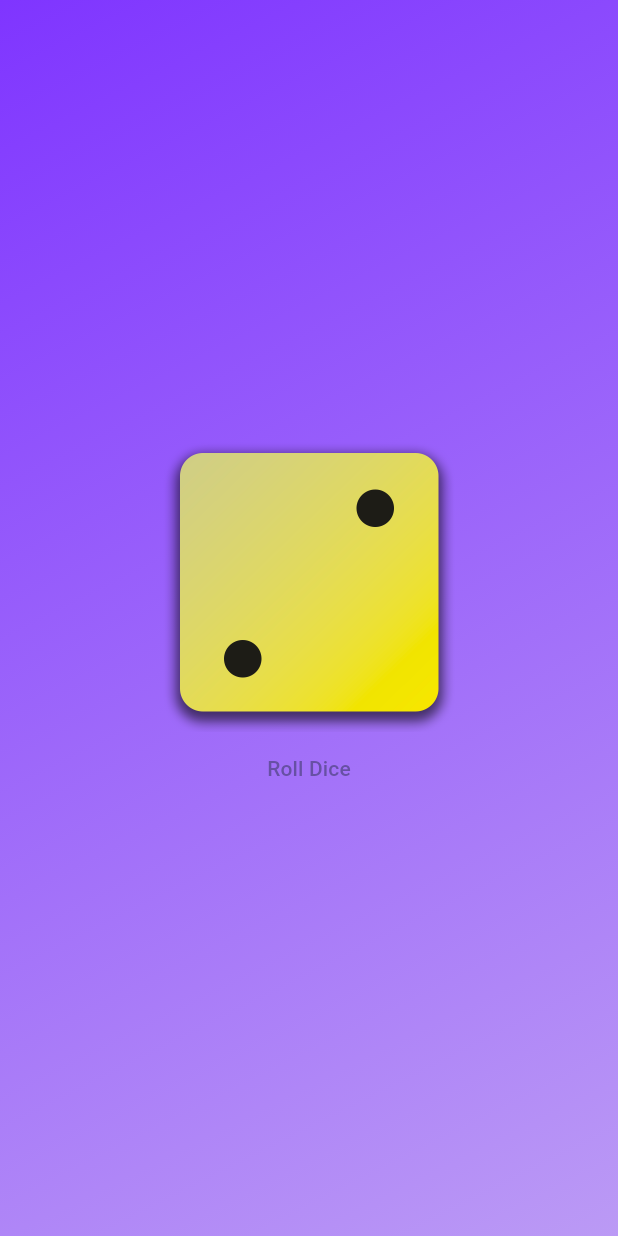
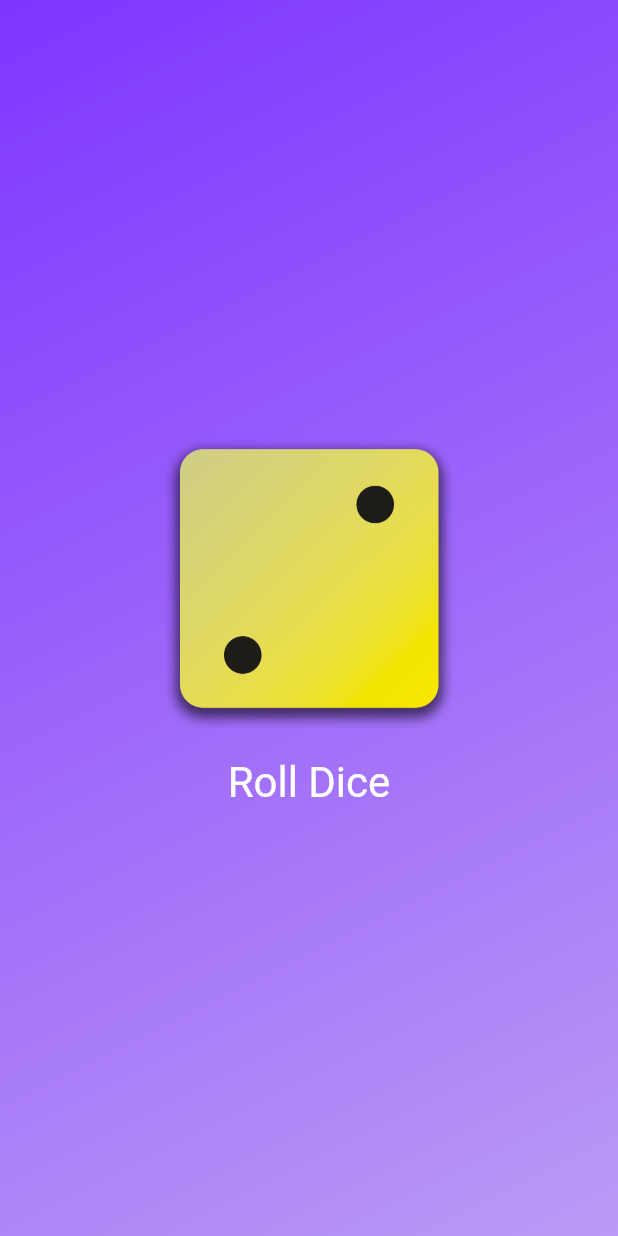
Before and after one commit to ByeolNabi/flutter_study, a Flutter app: the screen it shows after launch, on a phone screen of 412 x 824 dp. Run offline on Flutter 3.47's test engine with Material 3 defaults, Android fonts, the phone set to English and light mode, and no system bars.

Commit message:
add text margin

```diff
--- a/lib/gradient_container.dart
+++ b/lib/gradient_container.dart
@@ -40,6 +40,15 @@ class GradientContainer extends StatelessWidget {
             ),
             TextButton(
               onPressed: rollDice,
+              style: TextButton.styleFrom(
+                padding: const EdgeInsets.only( // padding을 줄 때는 only를 사용
+                  top: 20,
+                ),
+                foregroundColor: Colors.white,
+                textStyle: const TextStyle(
+                  fontSize: 28,
+                ),
+              ),
               child: const Text('Roll Dice'),
             ),
           ],
```
